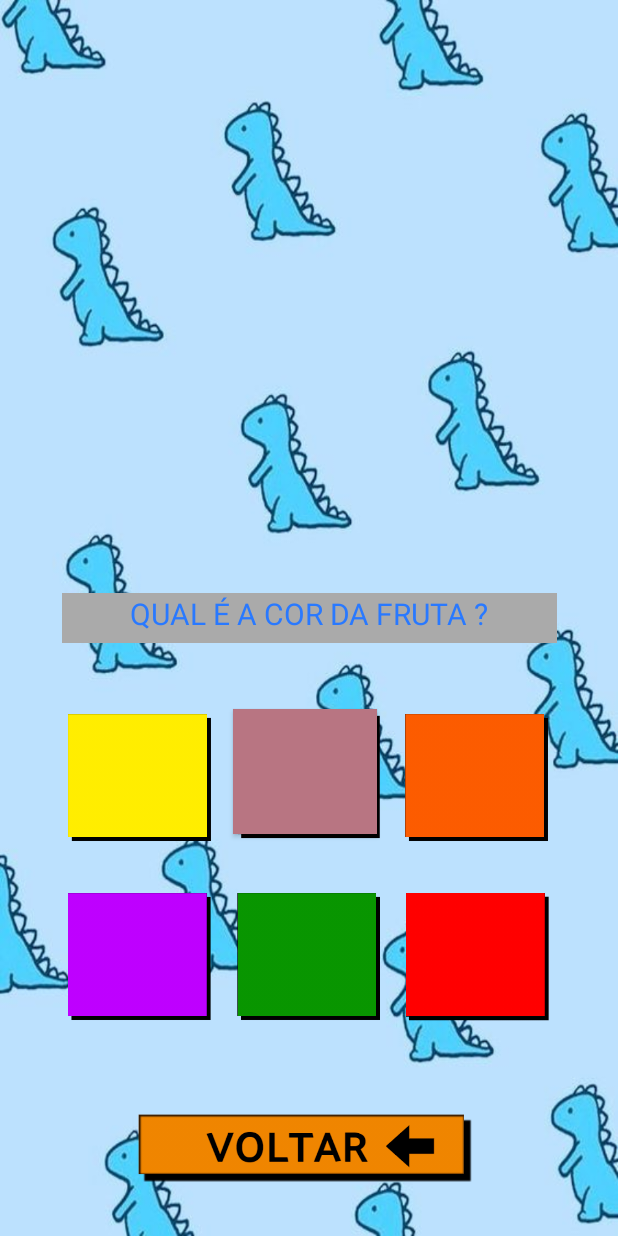
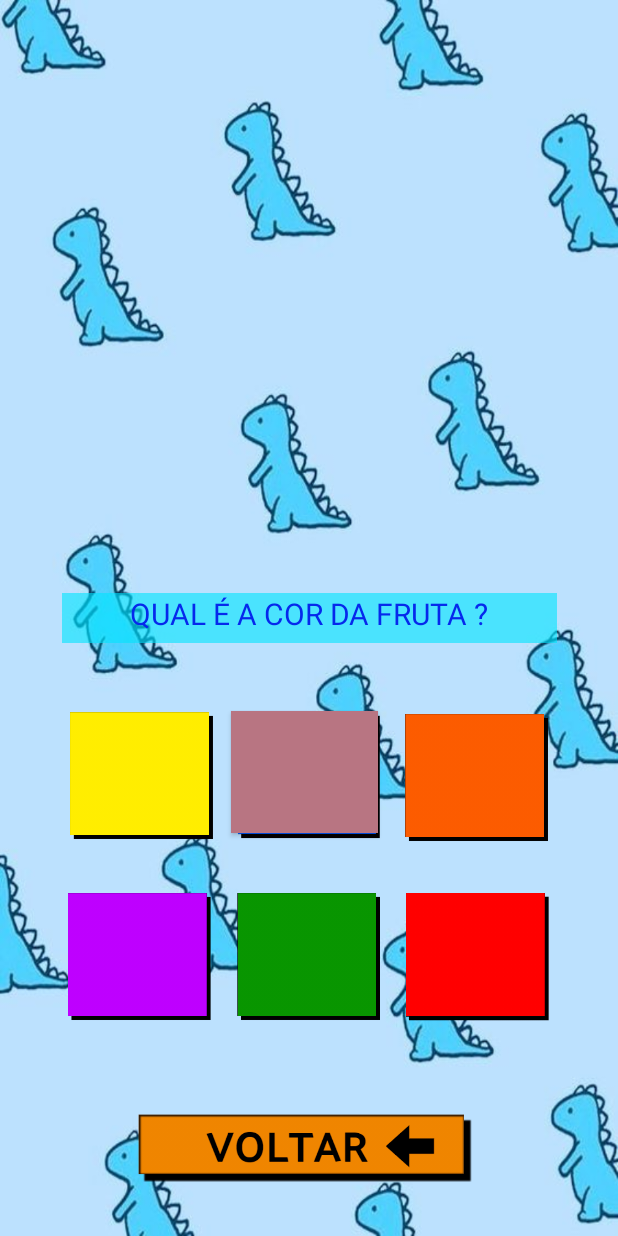
Before and after one commit to LucianoAjs/ColorfulSpace, an Android app: the EscolhaACorAcitivity screen opened directly, with no data from a screen before it, on a phone screen of 412 x 824 dp. Run offline under Robolectric (Android 15) with nearby library versions, the phone set to English and light mode, and no system bars.

Commit message:
Adicionando Toast e modifcando condicão da tela Escolha a cor da acitivity

```diff
--- a/app/src/main/java/com/example/espacocolorido/EscolhaACorAcitivity.kt
+++ b/app/src/main/java/com/example/espacocolorido/EscolhaACorAcitivity.kt
@@ -4,11 +4,11 @@ import android.R.*
 import android.content.Intent
 import android.media.MediaPlayer
 import android.os.Bundle
-import android.widget.ImageView
+import android.widget.Toast
+import android.widget.Toast.LENGTH_SHORT
 import androidx.appcompat.app.AppCompatActivity
 import kotlinx.android.synthetic.main.activity_colorindo_acitivity.*
-import kotlinx.android.synthetic.main.activity_desenhos.*
-import kotlinx.android.synthetic.main.activity_resultado_da_escolha.*
+
 
 class EscolhaACorAcitivity : AppCompatActivity() {
 
@@ -16,7 +16,10 @@ class EscolhaACorAcitivity : AppCompatActivity() {
         super.onCreate(savedInstanceState)
         setContentView(R.layout.activity_colorindo_acitivity)
 
+        val toast = Toast.makeText(applicationContext, "Tente Novamente", LENGTH_SHORT)
 
+
+        var mediaPlayer: MediaPlayer? = MediaPlayer.create(applicationContext, R.raw.correto)
         var Melancia: Boolean? = null
         var Morango: Boolean? = null
         var Uva: Boolean? = null
@@ -33,35 +36,45 @@ class EscolhaACorAcitivity : AppCompatActivity() {
             nomeTextFruta.text=(frutaEscolha)
             nomeTextFruta.setBackgroundResource(R.color.vermelhoClaro)
             Melancia = true
-        }else if(frutaEscolha == "Morango"){
+        }else{
+            if(frutaEscolha == "Morango"){
                 nomeImageFruta.setBackgroundResource(R.drawable.morango)
                 nomeTextFruta.text=(frutaEscolha)
                 nomeTextFruta.setBackgroundResource(R.color.vermelho)
                 Morango = true
-        }else if(frutaEscolha == "Uva"){
+            }else {
+                if(frutaEscolha == "Uva"){
                     nomeImageFruta.setBackgroundResource(R.drawable.uva)
                     nomeTextFruta.text=(frutaEscolha)
                     nomeTextFruta.setBackgroundResource(R.color.roxo)
                     Uva = true
 
-        }else if(frutaEscolha == "Pera"){
+                }else {
+                    if(frutaEscolha == "Pera"){
                         nomeImageFruta.setBackgroundResource(R.drawable.pera)
                         nomeTextFruta.text=(frutaEscolha)
                         nomeTextFruta.setBackgroundResource(R.color.verde)
                         Pera = true
 
-        }else if(frutaEscolha == "Laranja"){
+                    }else {
+                        if (frutaEscolha == "Laranja") {
                             nomeImageFruta.setBackgroundResource(R.drawable.laranjac)
-            nomeTextFruta.text=(frutaEscolha)
+                            nomeTextFruta.text = (frutaEscolha)
                             nomeTextFruta.setBackgroundResource(R.color.laranja)
                             Laranja = true
 
-        }else if ((frutaEscolha == "Banana")){
+                        } else {
+                            if ((frutaEscolha == "Banana")) {
                                 nomeImageFruta.setBackgroundResource(R.drawable.bananac)
-            nomeTextFruta.text=(frutaEscolha)
+                                nomeTextFruta.text = (frutaEscolha)
                                 nomeTextFruta.setBackgroundResource(R.color.amarelo)
                                 Banana = true
 
+                            }
+                        }
+                    }
+                }
+            }
         }
 
         imageAmareloEscolha.setOnClickListener {
@@ -70,8 +83,14 @@ class EscolhaACorAcitivity : AppCompatActivity() {
             intent.putExtra("CorEscolha","Amarelo")
             if(Banana == true) {
                 intent.putExtra("FrutaEscolha", "Banana")
+                startActivity(intent)
+            }else{
+                mediaPlayer?.start()
+                toast.show()
+
+
             }
-            startActivity(intent)
+
 
         }
         imageverdeEscolha.setOnClickListener {
@@ -80,8 +99,15 @@ class EscolhaACorAcitivity : AppCompatActivity() {
             intent.putExtra("CorEscolha","Verde")
             if(Pera == true) {
                 intent.putExtra("FrutaEscolha", "Pera")
+                startActivity(intent)
+            }else{
+                mediaPlayer?.start()
+                toast.show()
+
+
             }
-            startActivity(intent)
+
+
 
         }
         imagevermelhoEscolha.setOnClickListener {
@@ -90,8 +116,15 @@ class EscolhaACorAcitivity : AppCompatActivity() {
             intent.putExtra("CorEscolha","Vermelho")
             if(Morango == true) {
                 intent.putExtra("FrutaEscolha", "Morango")
+                startActivity(intent)
+            }else{
+                mediaPlayer?.start()
+                toast.show()
+
+
             }
-            startActivity(intent)
+
+
 
         }
         imageLaranjaEscolha.setOnClickListener {
@@ -100,8 +133,15 @@ class EscolhaACorAcitivity : AppCompatActivity() {
             intent.putExtra("CorEscolha","Laranja")
             if(Laranja == true) {
                 intent.putExtra("FrutaEscolha", "Laranja")
+                startActivity(intent)
+            }else{
+                mediaPlayer?.start()
+                toast.show()
+
+
             }
-            startActivity(intent)
+
+
 
         }
         imageRoxoEscolha.setOnClickListener {
@@ -110,8 +150,15 @@ class EscolhaACorAcitivity : AppCompatActivity() {
             intent.putExtra("CorEscolha","Roxo")
             if(Uva == true) {
                 intent.putExtra("FrutaEscolha", "Uva")
+                startActivity(intent)
+            }else{
+                mediaPlayer?.start()
+                toast.show()
+
+
             }
-            startActivity(intent)
+
+
 
         }
         imageVermelhoClaroEscolha.setOnClickListener {
@@ -120,8 +167,14 @@ class EscolhaACorAcitivity : AppCompatActivity() {
             intent.putExtra("CorEscolha","VermelhoClaro")
             if(Melancia == true) {
                 intent.putExtra("FrutaEscolha", "Melancia")
+                startActivity(intent)
+            }else{
+                mediaPlayer?.start()
+                toast.show()
+
+
             }
-            startActivity(intent)
+
 
         }
         imagevoltar3.setOnClickListener {
@@ -134,6 +187,7 @@ class EscolhaACorAcitivity : AppCompatActivity() {
 
 
 
+
     }
 
 }
--- a/app/src/main/res/layout/activity_colorindo_acitivity.xml
+++ b/app/src/main/res/layout/activity_colorindo_acitivity.xml
@@ -23,10 +23,11 @@
         android:id="@+id/textView11"
         android:layout_width="330dp"
         android:layout_height="33dp"
-        android:background="@android:color/darker_gray"
+        android:background="@color/colorPrimary"
+        android:backgroundTint="#9A00E5FF"
         android:text="QUAL É A COR DA FRUTA ?"
         android:textAlignment="center"
-        android:textColor="#2979FF"
+        android:textColor="#0629EC"
         android:textSize="20sp"
         app:layout_constraintBottom_toBottomOf="parent"
         app:layout_constraintEnd_toEndOf="parent"
@@ -66,10 +67,10 @@
         android:contextClickable="true"
         app:layout_constraintBottom_toBottomOf="parent"
         app:layout_constraintEnd_toEndOf="parent"
-        app:layout_constraintHorizontal_bias="0.131"
+        app:layout_constraintHorizontal_bias="0.134"
         app:layout_constraintStart_toStartOf="parent"
         app:layout_constraintTop_toTopOf="parent"
-        app:layout_constraintVertical_bias="0.644"
+        app:layout_constraintVertical_bias="0.643"
         app:srcCompat="@drawable/amarelo" />
 
     <ImageView
@@ -134,8 +135,8 @@
 
     <Button
         android:id="@+id/imageVermelhoClaroEscolha"
-        android:layout_width="96dp"
-        android:layout_height="83dp"
+        android:layout_width="98dp"
+        android:layout_height="81dp"
         android:layout_marginStart="5dp"
         android:background="#B87582"
         app:layout_constraintBottom_toBottomOf="parent"
--- a/app/src/main/res/layout/activity_jogo_da_memoria_acitivity.xml
+++ b/app/src/main/res/layout/activity_jogo_da_memoria_acitivity.xml
@@ -12,7 +12,6 @@
         android:id="@+id/imagevoltar6"
         android:layout_width="224dp"
         android:layout_height="47dp"
-
         app:layout_constraintBottom_toBottomOf="parent"
         app:layout_constraintEnd_toEndOf="parent"
         app:layout_constraintHorizontal_bias="0.497"
```
Also changed, not shown: app/src/main/java/com/example/espacocolorido/JogoDaMemoriaAcitivity.kt (+13 -2 lines), app/src/main/java/com/example/espacocolorido/ResultadoDaEscolhaActivity.kt (+2 -6 lines). Lines whose indentation alone changed are shown as unchanged.
